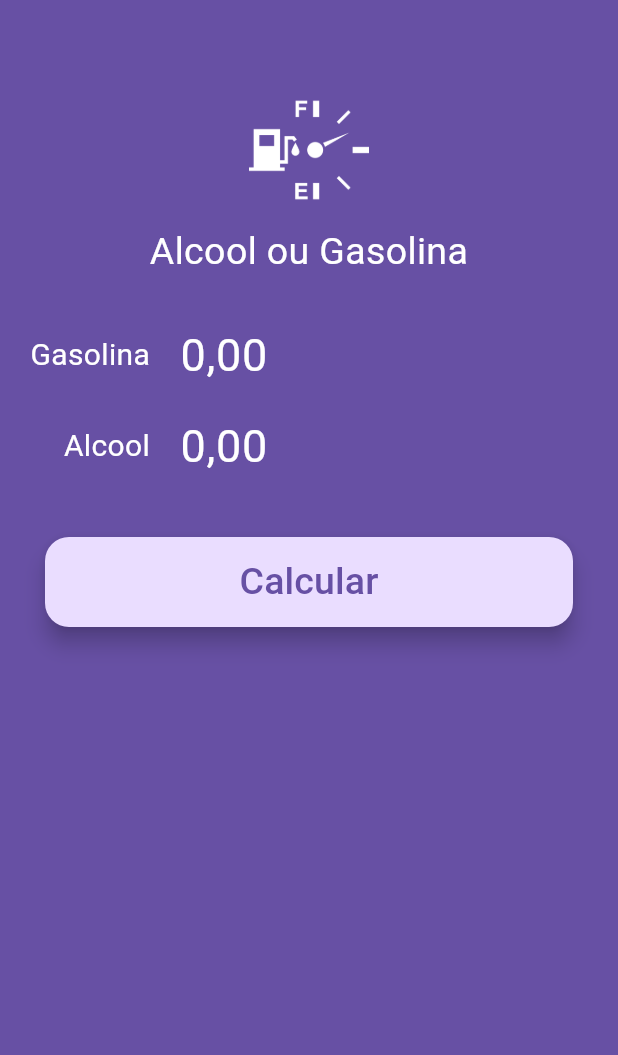
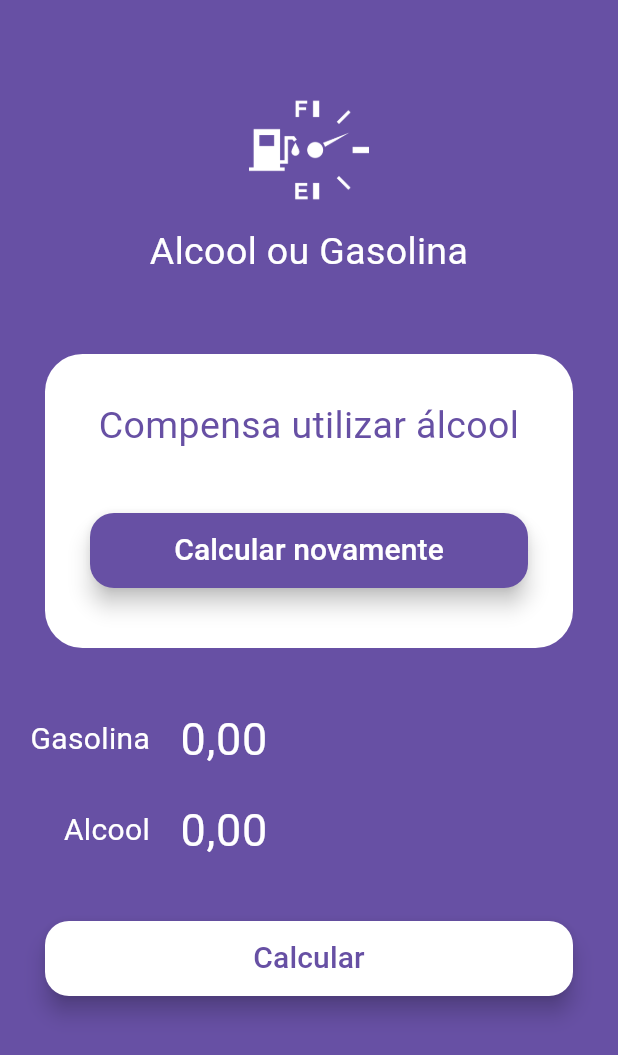
Before and after one commit to oldapps/AlcoolouGasolina, a Flutter app: the screen it shows after launch, on a phone screen of 412 x 824 dp. Shown: the top 1055 px of the screen. Run offline on Flutter 3.47's test engine with Material 3 defaults, Android fonts, the phone set to English and light mode, and no system bars; our stand-ins replace flutter_masked_text2; Roboto replaces fonts that are missing (BigShouldersDisplay-Light.ttf).

Commit message:
Correções e adição do widget de botão de carregamento

```diff
--- a/lib/main.dart
+++ b/lib/main.dart
@@ -1,6 +1,7 @@
 import 'package:flutter/material.dart';
 import 'package:flutter_masked_text2/flutter_masked_text2.dart';
 import 'package:teste2/widgets/input.widget.dart';
+import 'package:teste2/widgets/loading-button.widget.dart';
 import 'package:teste2/widgets/logo.widget.dart';
 
 void main() {
@@ -32,25 +33,49 @@ class Homepage extends StatelessWidget {
       body: ListView(
         children: [
           Logo(),
-          Input(label: "Gasolina", ctrl: _gasCtrl),
-          Input(label: "Alcool", ctrl: _alcCtrl),
           Container(
             margin: EdgeInsets.all(30),
-            height: 60,
             decoration: BoxDecoration(
-              color: Colors.white.withOpacity(0.8),
-              borderRadius: BorderRadius.circular(60),
+              color: Colors.white,
+              borderRadius: BorderRadius.circular(25),
             ),
-            child: FloatingActionButton(
-              child: Text(
-                "Calcular",
+            child: Column(
+              children: [
+                SizedBox(
+                  height: 30,
+                ),
+                Text(
+                  "Compensa utilizar álcool",
                   style: TextStyle(
                       color: Theme.of(context).primaryColor,
                       fontSize: 25,
                       fontFamily: "BigShouldersDisplay-Light.ttf"),
+                  textAlign: TextAlign.center,
                 ),
-              onPressed: () {},
+                SizedBox(
+                  height: 10,
                 ),
+                LoadingButton(
+                  busy: false,
+                  func: () {},
+                  invert: true,
+                  text: "Calcular novamente",
+                  corDaBorda: "",
+                ),
+                SizedBox(
+                  height: 10,
+                ),
+              ],
+            ),
+          ),
+          Input(label: "Gasolina", ctrl: _gasCtrl),
+          Input(label: "Alcool", ctrl: _alcCtrl),
+          LoadingButton(
+            busy: false,
+            func: () {},
+            invert: false,
+            text: "Calcular",
+            corDaBorda: "",
           )
         ],
       ),
--- /dev/null
+++ b/lib/widgets/loading-button.widget.dart
@@ -0,0 +1,56 @@
+import 'package:flutter/material.dart';
+
+class LoadingButton extends StatelessWidget {
+  var busy = false;
+  var invert = false;
+  Function func;
+  var text = "";
+  var corDaBorda = "";
+
+  LoadingButton({
+    required this.busy,
+    required this.func,
+    required this.invert,
+    required this.text,
+    required this.corDaBorda,
+  });
+
+  @override
+  Widget build(BuildContext context) {
+    return busy
+        ? Column(
+            children: [
+              SizedBox(
+                height: 30,
+              ),
+              Container(
+                alignment: Alignment.center,
+                height: 50,
+                child: CircularProgressIndicator(
+                  backgroundColor: Colors.white,
+                ),
+              ),
+            ],
+          )
+        : Container(
+            margin: EdgeInsets.all(30),
+            height: 50,
+            width: double.infinity,
+            decoration: BoxDecoration(
+                color: Colors.black, borderRadius: BorderRadius.circular(100)),
+            child: FloatingActionButton(
+              backgroundColor:
+                  invert ? Theme.of(context).primaryColor : Colors.white,
+              onPressed: func(),
+              child: Text(
+                text,
+                style: TextStyle(
+                    color:
+                        invert ? Colors.white : Theme.of(context).primaryColor,
+                    fontSize: 20,
+                    fontFamily: "BigShouldersDisplay-Light.ttf"),
+              ),
+            ),
+          );
+  }
+}
```
Lines whose indentation alone changed are shown as unchanged.
